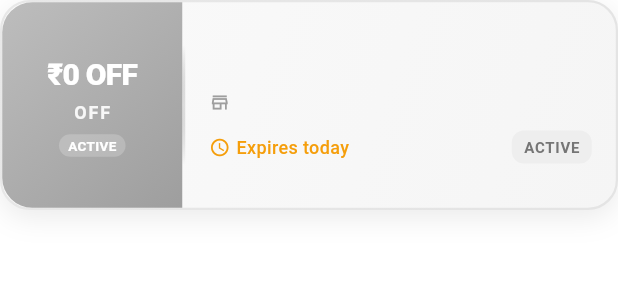
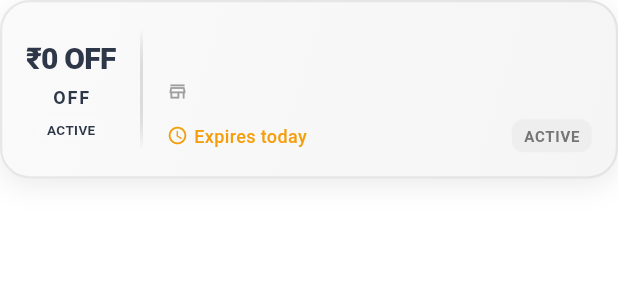
Before and after one commit to KartikPatelOfficial/savedge, a Flutter app: the ModernCouponCard widget shown alone on an empty page, opened directly with empty values, on a phone screen of 412 x 824 dp. Shown: the top 300 px of the screen. Run offline on Flutter 3.47's test engine with Material 3 defaults, Android fonts, the phone set to English and light mode, and no system bars; our stand-ins replace cached_network_image, country_picker, dartz, dio, equatable, flutter_bloc and 11 more; missing offline and left inert: mobile_scanner, razorpay_flutter; accounts and stored records are empty; generated files the repository leaves out were written again; network calls fail.

Commit message:
feat: Enhance UserCouponDetailModel with source and amountPaid fields; update JSON serialization refactor: Improve coupon confirmation page error handling and code readability refactor: Simplify modern coupon card layout and add source tag display for coupons

```diff
--- a/lib/features/coupons/data/models/coupon_gifting_models.dart
+++ b/lib/features/coupons/data/models/coupon_gifting_models.dart
@@ -88,6 +88,10 @@ abstract class UserCouponDetailModel with _$UserCouponDetailModel {
     required String discountType,
     required double discountValue,
     double? minCartValue,
+    // Optional source of coupon: 'Purchased', 'Subscription', or 'Gift'
+    String? source,
+    // Optional amount paid for purchased coupons
+    double? amountPaid,
     String? imageUrl,
     required bool isGifted,
     String? giftedFromUserId,
--- a/lib/features/coupons/presentation/pages/coupon_confirmation_page.dart
+++ b/lib/features/coupons/presentation/pages/coupon_confirmation_page.dart
@@ -2,8 +2,8 @@ import 'package:flutter/material.dart';
 import 'package:get_it/get_it.dart';
 
 import '../../../coupons/data/models/coupon_claim_models.dart';
+import '../../../coupons/data/models/coupon_gifting_models.dart';
 import '../../../coupons/data/models/coupon_redemption_models.dart';
-import '../../../coupons/data/models/coupon_gifting_models.dart';
 import '../../../coupons/data/services/coupon_service.dart';
 import '../../../qr_scanner/presentation/pages/qr_scanner_page.dart';
 
@@ -448,7 +448,8 @@ class _CouponConfirmationPageState extends State<CouponConfirmationPage>
         if (widget.redemptionMethod == 'membership') {
           // Remaining claims should be based on total subscription claims (not used count)
           // Prefer server-computed remaining claims if available
-          final remaining = widget.claimCoupon?.remainingSubscriptionClaims ??
+          final remaining =
+              widget.claimCoupon?.remainingSubscriptionClaims ??
               ((widget.claimCoupon?.userMaxRedemptions ?? 1) -
                   (widget.claimCoupon?.userUsedRedemptions ?? 0));
           items.add(
@@ -705,13 +706,17 @@ class _CouponConfirmationPageState extends State<CouponConfirmationPage>
       if (widget.confirmationType == CouponConfirmationType.use) {
         // For using existing coupon, open QR scanner for vendor verification first
         if (widget.userCoupon == null) {
-          throw Exception('Error: Owned coupon data is missing. Cannot proceed with redemption.');
+          throw Exception(
+            'Error: Owned coupon data is missing. Cannot proceed with redemption.',
+          );
         }
         await _navigateToQRScanner();
       } else {
         // Claim new coupon
         if (widget.claimCoupon == null) {
-          throw Exception('Error: Coupon data is missing. Cannot proceed with claiming.');
+          throw Exception(
+            'Error: Coupon data is missing. Cannot proceed with claiming.',
+          );
         }
         await _claimNewCoupon();
 
@@ -973,8 +978,8 @@ class _CouponConfirmationPageState extends State<CouponConfirmationPage>
         // QR verification and redemption was successful
         // Close the success dialog and return to previous screen
         if (mounted) {
-          Navigator.of(context).pop(); // Close success dialog
-          Navigator.of(context).pop(true); // Return to previous screen with success result
+          Navigator.of(context).pop();
+          Navigator.of(context).pop(true);
         }
       }
       // If result is false or null (cancelled/failed), just stay on the success dialog
--- a/lib/features/coupons/presentation/widgets/modern_coupon_card.dart
+++ b/lib/features/coupons/presentation/widgets/modern_coupon_card.dart
@@ -76,7 +76,6 @@ class _ModernCouponCardState extends State<ModernCouponCard>
                   }
                 },
                 child: Container(
-                  height: 140,
                   decoration: BoxDecoration(
                     gradient: LinearGradient(
                       begin: Alignment.topLeft,
@@ -131,23 +130,8 @@ class _ModernCouponCardState extends State<ModernCouponCard>
   }
 
   Widget _buildModernDiscountSection(Map<String, Color> theme, bool isActive) {
-    return Container(
-      width: 120,
-      height: 140,
+    return Padding(
       padding: const EdgeInsets.all(16),
-      decoration: BoxDecoration(
-        gradient: LinearGradient(
-          begin: Alignment.topLeft,
-          end: Alignment.bottomRight,
-          colors: isActive
-              ? [theme['primary']!, theme['primary']!.withOpacity(0.8)]
-              : [Colors.grey[400]!, Colors.grey[500]!],
-        ),
-        borderRadius: const BorderRadius.only(
-          topLeft: Radius.circular(20),
-          bottomLeft: Radius.circular(20),
-        ),
-      ),
       child: Column(
         mainAxisAlignment: MainAxisAlignment.center,
         mainAxisSize: MainAxisSize.min,
@@ -158,7 +142,6 @@ class _ModernCouponCardState extends State<ModernCouponCard>
             style: const TextStyle(
               fontSize: 20,
               fontWeight: FontWeight.w800,
-              color: Colors.white,
               letterSpacing: -0.5,
             ),
             textAlign: TextAlign.center,
@@ -169,7 +152,6 @@ class _ModernCouponCardState extends State<ModernCouponCard>
             style: TextStyle(
               fontSize: 12,
               fontWeight: FontWeight.w600,
-              color: Colors.white.withOpacity(0.9),
               letterSpacing: 1.2,
             ),
           ),
@@ -183,11 +165,7 @@ class _ModernCouponCardState extends State<ModernCouponCard>
             ),
             child: Text(
               _getStatusDisplay(),
-              style: const TextStyle(
-                fontSize: 9,
-                fontWeight: FontWeight.w600,
-                color: Colors.white,
-              ),
+              style: const TextStyle(fontSize: 9, fontWeight: FontWeight.w600),
             ),
           ),
         ],
@@ -209,12 +187,17 @@ class _ModernCouponCardState extends State<ModernCouponCard>
               crossAxisAlignment: CrossAxisAlignment.start,
               mainAxisSize: MainAxisSize.min,
               children: [
+                // Source tag (Purchased / Membership / Gifted)
+                _buildSourceTag(),
+                const SizedBox(height: 6),
                 Text(
                   widget.coupon.title,
                   style: TextStyle(
                     fontSize: 16,
                     fontWeight: FontWeight.w700,
-                  color: isActive ? const Color(0xFF1A202C) : Colors.grey[600],
+                    color: isActive
+                        ? const Color(0xFF1A202C)
+                        : Colors.grey[600],
                     letterSpacing: -0.2,
                   ),
                   maxLines: 1,
@@ -274,6 +257,48 @@ class _ModernCouponCardState extends State<ModernCouponCard>
             ],
           ),
         ],
+      ),
+    );
+  }
+
+  Widget _buildSourceTag() {
+    // Determine tag text and colors
+    String? text;
+    Color bg = const Color(0xFFE5E7EB); // default gray-200
+    Color fg = const Color(0xFF374151); // gray-700
+
+    if (widget.coupon.isGifted) {
+      text = 'Gifted';
+      bg = const Color(0xFFEDE9FE); // violet-100
+      fg = const Color(0xFF6D28D9); // violet-700
+    } else if (widget.coupon.source == 'Subscription') {
+      text = 'Membership';
+      bg = const Color(0xFFEFF6FF); // blue-100
+      fg = const Color(0xFF2563EB); // blue-600
+    } else if (widget.coupon.source == 'Purchased') {
+      text = 'Purchased';
+      bg = const Color(0xFFECFDF5); // emerald-50
+      fg = const Color(0xFF059669); // emerald-600
+    }
+
+    if (text == null) {
+      return const SizedBox.shrink();
+    }
+
+    return Container(
+      padding: const EdgeInsets.symmetric(horizontal: 8, vertical: 4),
+      decoration: BoxDecoration(
+        color: bg,
+        borderRadius: BorderRadius.circular(8),
+      ),
+      child: Text(
+        text,
+        style: TextStyle(
+          fontSize: 10,
+          fontWeight: FontWeight.w700,
+          color: fg,
+          letterSpacing: 0.3,
+        ),
       ),
     );
   }
@@ -349,7 +374,9 @@ class _ModernCouponCardState extends State<ModernCouponCard>
       // Show a message for inactive coupons
       ScaffoldMessenger.of(context).showSnackBar(
         SnackBar(
-          content: Text('This coupon is ${widget.coupon.statusDisplay.toLowerCase()}'),
+          content: Text(
+            'This coupon is ${widget.coupon.statusDisplay.toLowerCase()}',
+          ),
           backgroundColor: Colors.orange,
         ),
       );
@@ -437,6 +464,4 @@ class _ModernCouponCardState extends State<ModernCouponCard>
       'background': const Color(0xFFF9FAFB),
     };
   }
-
-
 }
```
Also changed, not shown: lib/features/coupons/data/models/coupon_gifting_models.freezed.dart, lib/features/coupons/data/models/coupon_gifting_models.g.dart. Lines whose indentation alone changed are shown as unchanged.
